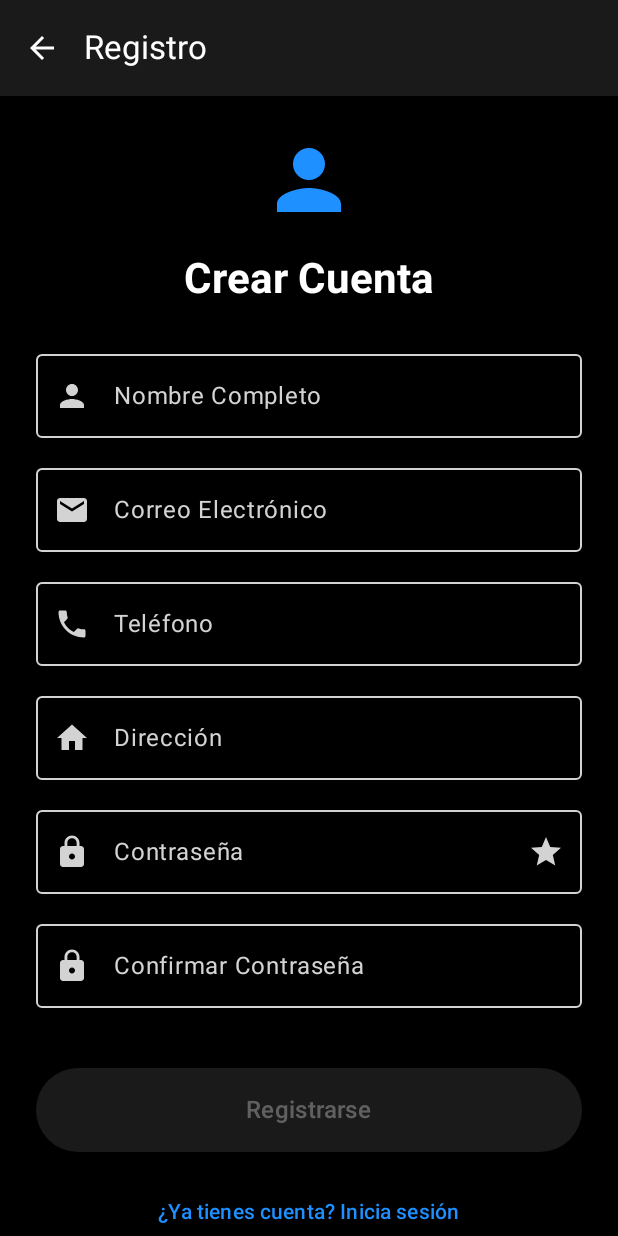
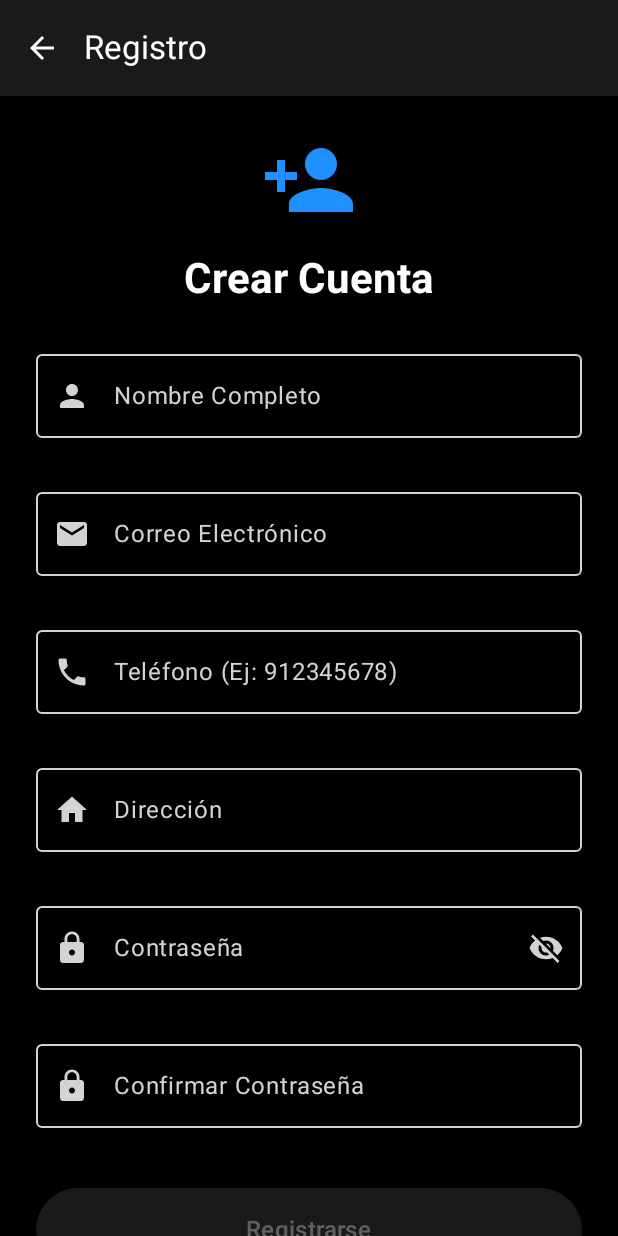
Before and after one commit to gonzalo282/GameLevelAndroidevaluacion, an Android app built with Jetpack Compose: the RegisterScreen screen opened through its navigation route, on a phone screen of 412 x 824 dp. Run offline under Robolectric (Android 15) with nearby library versions, the phone set to English and light mode, and no system bars.

Commit message:
feat(auth): Añadir validación en tiempo real al formulario de registro
Se implementa la validación de todos los campos en `RegisterScreen`
para mejorar la experiencia del usuario y asegurar la calidad de los datos.

- Se añaden estados de error (`nombreError`, `emailError`, etc.) para
  cada campo del formulario.
- Se valida en el `onValueChange` de cada `OutlinedTextField`.
- Los mensajes de error ahora se muestran debajo de cada campo
  usando `isError` y `supportingText`.
- `isFormValid` ahora comprueba que no exista ningún error.

Reglas de validación implementadas:
- Nombre: Mínimo 3 caracteres.
- Email: Formato de email válido (`Patterns.EMAIL_ADDRESS`).
- Teléfono: Mínimo 9 dígitos (y solo números).
- Dirección: Mínimo 5 caracteres.
- Contraseña: Mínimo 6 caracteres.
- Confirmar Contraseña: Debe coincidir con la contraseña.

```diff
--- a/app/src/main/java/com/tunombre/gamelevelandroid/ui/screens/RegisterScreen.kt
+++ b/app/src/main/java/com/tunombre/gamelevelandroid/ui/screens/RegisterScreen.kt
@@ -1,10 +1,13 @@
 package com.tunombre.gamelevelandroid.ui.screens
 
+import android.util.Patterns
+import androidx.compose.foundation.BorderStroke
 import androidx.compose.foundation.layout.*
 import androidx.compose.foundation.rememberScrollState
 import androidx.compose.foundation.text.KeyboardOptions
 import androidx.compose.foundation.verticalScroll
 import androidx.compose.material.icons.Icons
+import androidx.compose.material.icons.automirrored.filled.ArrowBack
 import androidx.compose.material.icons.filled.*
 import androidx.compose.material3.*
 import androidx.compose.runtime.*
@@ -24,7 +27,9 @@ import com.tunombre.gamelevelandroid.viewmodel.GameLevelViewModel
 @Composable
 fun RegisterScreen(
     navController: NavController,
-    viewModel: GameLevelViewModel) {
+    viewModel: GameLevelViewModel // Recibe el ViewModel compartido
+) {
+    // --- Estados de Valor ---
     var nombre by remember { mutableStateOf("") }
     var email by remember { mutableStateOf("") }
     var password by remember { mutableStateOf("") }
@@ -33,13 +38,26 @@ fun RegisterScreen(
     var direccion by remember { mutableStateOf("") }
     var passwordVisible by remember { mutableStateOf(false) }
 
+    // --- Estados de Error ---
+    var nombreError by remember { mutableStateOf<String?>(null) }
+    var emailError by remember { mutableStateOf<String?>(null) }
+    var telefonoError by remember { mutableStateOf<String?>(null) }
+    var direccionError by remember { mutableStateOf<String?>(null) }
+    var passwordError by remember { mutableStateOf<String?>(null) }
+
     val isLoading by viewModel.isLoading.collectAsState()
     val errorMessage by viewModel.errorMessage.collectAsState()
 
     val passwordsMatch = password == confirmPassword
+
+    // --- Lógica `isFormValid` ---
     val isFormValid = nombre.isNotBlank() && email.isNotBlank() &&
-                     password.isNotBlank() && passwordsMatch &&
-                     telefono.isNotBlank() && direccion.isNotBlank()
+            password.isNotBlank() && confirmPassword.isNotBlank() &&
+            telefono.isNotBlank() && direccion.isNotBlank() &&
+            passwordsMatch &&
+            nombreError == null && emailError == null &&
+            telefonoError == null && direccionError == null &&
+            passwordError == null
 
     Scaffold(
         topBar = {
@@ -47,7 +65,7 @@ fun RegisterScreen(
                 title = { Text("Registro") },
                 navigationIcon = {
                     IconButton(onClick = { navController.popBackStack() }) {
-                        Icon(Icons.Default.ArrowBack, "Volver")
+                        Icon(Icons.AutoMirrored.Filled.ArrowBack, "Volver")
                     }
                 }
             )
@@ -62,7 +80,7 @@ fun RegisterScreen(
             horizontalAlignment = Alignment.CenterHorizontally
         ) {
             Icon(
-                Icons.Default.Person,
+                Icons.Filled.PersonAdd,
                 contentDescription = null,
                 modifier = Modifier.size(64.dp),
                 tint = MaterialTheme.colorScheme.primary
@@ -78,61 +96,129 @@ fun RegisterScreen(
 
             Spacer(modifier = Modifier.height(24.dp))
 
+            // --- CAMPO NOMBRE (Actualizado con largo mínimo) ---
             OutlinedTextField(
                 value = nombre,
-                onValueChange = { nombre = it },
+                onValueChange = {
+                    nombre = it
+                    // --- ¡¡¡LÓGICA DE VALIDACIÓN ACTUALIZADA!!! ---
+                    nombreError = if (it.isBlank()) {
+                        "El nombre no puede estar vacío"
+                    } else if (it.length < 3) { // <-- ¡NUEVA REGLA!
+                        "Debe tener al menos 3 caracteres"
+                    } else {
+                        null
+                    }
+                    // ---------------------------------------------
+                },
                 label = { Text("Nombre Completo") },
                 leadingIcon = { Icon(Icons.Default.Person, null) },
                 modifier = Modifier.fillMaxWidth(),
-                singleLine = true
+                singleLine = true,
+                isError = nombreError != null,
+                supportingText = {
+                    if (nombreError != null) Text(nombreError!!)
+                }
             )
 
             Spacer(modifier = Modifier.height(12.dp))
 
+            // --- CAMPO EMAIL (Sin cambios) ---
             OutlinedTextField(
                 value = email,
-                onValueChange = { email = it },
+                onValueChange = {
+                    email = it
+                    emailError = if (it.isBlank()) {
+                        "El email no puede estar vacío"
+                    } else if (!Patterns.EMAIL_ADDRESS.matcher(it).matches()) {
+                        "Debe ser un email válido"
+                    } else {
+                        null
+                    }
+                },
                 label = { Text("Correo Electrónico") },
                 leadingIcon = { Icon(Icons.Default.Email, null) },
                 keyboardOptions = KeyboardOptions(keyboardType = KeyboardType.Email),
                 modifier = Modifier.fillMaxWidth(),
-                singleLine = true
+                singleLine = true,
+                isError = emailError != null,
+                supportingText = {
+                    if (emailError != null) Text(emailError!!)
+                }
             )
 
             Spacer(modifier = Modifier.height(12.dp))
 
+            // --- CAMPO TELÉFONO (Sin cambios) ---
             OutlinedTextField(
                 value = telefono,
-                onValueChange = { telefono = it },
-                label = { Text("Teléfono") },
+                onValueChange = { newValue ->
+                    if (newValue.all { it.isDigit() } && newValue.length <= 12) {
+                        telefono = newValue
+                        telefonoError = if (newValue.length < 9) {
+                            "Debe tener al menos 9 dígitos"
+                        } else {
+                            null
+                        }
+                    }
+                },
+                label = { Text("Teléfono (Ej: 912345678)") },
                 leadingIcon = { Icon(Icons.Default.Phone, null) },
                 keyboardOptions = KeyboardOptions(keyboardType = KeyboardType.Phone),
                 modifier = Modifier.fillMaxWidth(),
-                singleLine = true
+                singleLine = true,
+                isError = telefonoError != null,
+                supportingText = {
+                    if (telefonoError != null) Text(telefonoError!!)
+                }
             )
 
             Spacer(modifier = Modifier.height(12.dp))
 
+            // --- CAMPO DIRECCIÓN (Actualizado con largo mínimo) ---
             OutlinedTextField(
                 value = direccion,
-                onValueChange = { direccion = it },
+                onValueChange = {
+                    direccion = it
+                    // --- ¡¡¡LÓGICA DE VALIDACIÓN ACTUALIZADA!!! ---
+                    direccionError = if (it.isBlank()) {
+                        "La dirección no puede estar vacía"
+                    } else if (it.length < 5) { // <-- ¡NUEVA REGLA!
+                        "Debe tener al menos 5 caracteres"
+                    } else {
+                        null
+                    }
+                    // ---------------------------------------------
+                },
                 label = { Text("Dirección") },
                 leadingIcon = { Icon(Icons.Default.Home, null) },
                 modifier = Modifier.fillMaxWidth(),
-                singleLine = true
+                singleLine = true,
+                isError = direccionError != null,
+                supportingText = {
+                    if (direccionError != null) Text(direccionError!!)
+                }
             )
 
             Spacer(modifier = Modifier.height(12.dp))
 
+            // --- CAMPO CONTRASEÑA (Sin cambios) ---
             OutlinedTextField(
                 value = password,
-                onValueChange = { password = it },
+                onValueChange = {
+                    password = it
+                    passwordError = if (it.length < 6) {
+                        "Debe tener al menos 6 caracteres"
+                    } else {
+                        null
+                    }
+                },
                 label = { Text("Contraseña") },
                 leadingIcon = { Icon(Icons.Default.Lock, null) },
                 trailingIcon = {
                     IconButton(onClick = { passwordVisible = !passwordVisible }) {
                         Icon(
-                            if (passwordVisible) Icons.Default.Star else Icons.Default.Star,
+                            if (passwordVisible) Icons.Filled.Visibility else Icons.Filled.VisibilityOff,
                             "Mostrar contraseña"
                         )
                     }
@@ -140,11 +226,16 @@ fun RegisterScreen(
                 visualTransformation = if (passwordVisible) VisualTransformation.None else PasswordVisualTransformation(),
                 keyboardOptions = KeyboardOptions(keyboardType = KeyboardType.Password),
                 modifier = Modifier.fillMaxWidth(),
-                singleLine = true
+                singleLine = true,
+                isError = passwordError != null,
+                supportingText = {
+                    if (passwordError != null) Text(passwordError!!)
+                }
             )
 
             Spacer(modifier = Modifier.height(12.dp))
 
+            // --- CAMPO CONFIRMAR CONTRASEÑA (Sin cambios) ---
             OutlinedTextField(
                 value = confirmPassword,
                 onValueChange = { confirmPassword = it },
@@ -164,13 +255,14 @@ fun RegisterScreen(
 
             Spacer(modifier = Modifier.height(24.dp))
 
+            // --- Mensaje de Error del ViewModel (Sin cambios) ---
             if (errorMessage != null) {
                 Card(
                     colors = CardDefaults.cardColors(
                         containerColor = MaterialTheme.colorScheme.errorContainer
                     ),
                     modifier = Modifier.fillMaxWidth(),
-                    border = androidx.compose.foundation.BorderStroke(2.dp, MaterialTheme.colorScheme.error)
+                    border = BorderStroke(2.dp, MaterialTheme.colorScheme.error)
                 ) {
                     Text(
                         errorMessage!!,
@@ -181,6 +273,7 @@ fun RegisterScreen(
                 Spacer(modifier = Modifier.height(16.dp))
             }
 
+            // --- Botón de Registrarse (Sin cambios) ---
             Button(
                 onClick = {
                     viewModel.register(nombre, email, password, telefono, direccion) {
```
